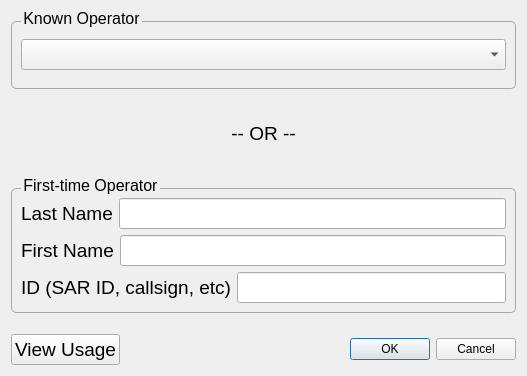
This is designer/loginDialog.ui in ncssar/radiolog as Qt 5 draws it before an edit. The edited form follows.
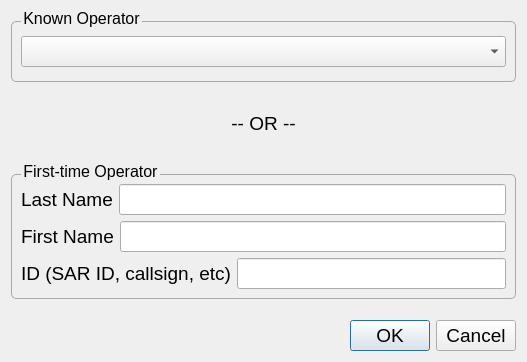
This is the edited form.

Diff of the .ui file:
```diff
--- a/designer/loginDialog.ui
+++ b/designer/loginDialog.ui
@@ -7,24 +7,18 @@
     <x>0</x>
     <y>0</y>
     <width>527</width>
-    <height>376</height>
+    <height>362</height>
    </rect>
   </property>
+  <property name="font">
+   <font>
+    <family>Segoe UI</family>
+    <pointsize>14</pointsize>
+   </font>
+  </property>
   <property name="windowTitle">
    <string>Log In / Change Operator</string>
   </property>
-  <property name="styleSheet">
-   <string notr="true">QGroupBox{
-	border:1px solid darkgray;
-	border-radius:5px;
-	margin-top:10px;
-}
-QGroupBox::title{
-	padding-top:-24px;
-	left:10px;
-}
-</string>
-  </property>
   <layout class="QVBoxLayout" name="verticalLayout_4">
    <item>
     <layout class="QVBoxLayout" name="verticalLayout_3">
@@ -37,7 +31,15 @@
         </font>
        </property>
        <property name="styleSheet">
-        <string notr="true"/>
+        <string notr="true">QGroupBox{
+	border:1px solid darkgray;
+	border-radius:5px;
+	margin-top:10px;
+}
+QGroupBox::title{
+	padding-top:-24px;
+	left:10px;
+}</string>
        </property>
        <property name="title">
         <string>Known Operator</string>
@@ -80,6 +82,17 @@
          <pointsize>12</pointsize>
         </font>
        </property>
+       <property name="styleSheet">
+        <string notr="true">QGroupBox{
+	border:1px solid darkgray;
+	border-radius:5px;
+	margin-top:10px;
+}
+QGroupBox::title{
+	padding-top:-24px;
+	left:10px;
+}</string>
+       </property>
        <property name="title">
         <string>First-time Operator</string>
        </property>
@@ -185,21 +198,6 @@
       </spacer>
      </item>
      <item>
-      <layout class="QHBoxLayout" name="horizontalLayout">
-       <item>
-        <widget class="QPushButton" name="viewUsageButton">
-         <property name="font">
-          <font>
-           <family>Segoe UI</family>
-           <pointsize>14</pointsize>
-          </font>
-         </property>
-         <property name="text">
-          <string>View Usage</string>
-         </property>
-        </widget>
-       </item>
-       <item>
         <widget class="QDialogButtonBox" name="buttonBox">
          <property name="font">
           <font>
@@ -218,8 +216,6 @@
       </layout>
      </item>
     </layout>
-   </item>
-  </layout>
  </widget>
  <resources/>
  <connections>
```
Left out of the diff: 16 changed lines with no effect on the pictures. Lines whose indentation alone changed are shown as unchanged.
